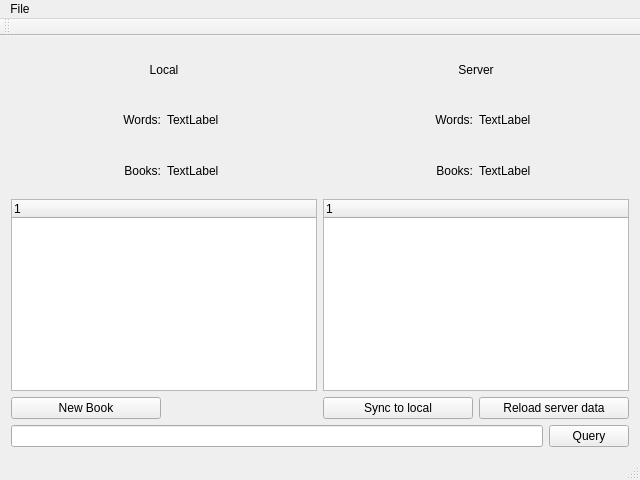
Above: mainwindow.ui from HuangHuafeng/repeat before the change. Below: the same form after it.
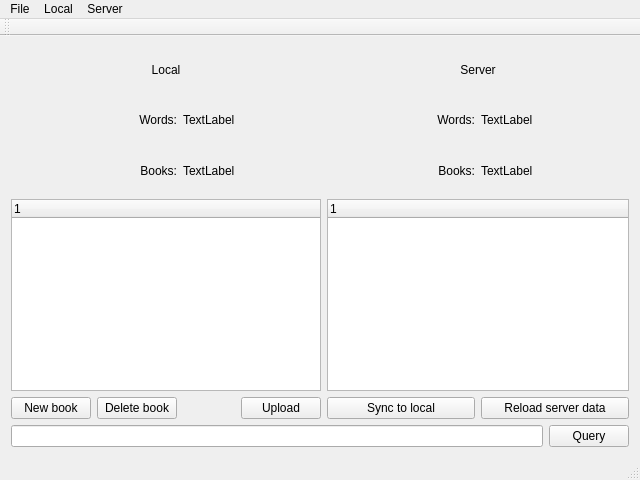
That is the form after the change.

Commit message: delete a local book is OK

```diff
--- a/mainwindow.ui
+++ b/mainwindow.ui
@@ -21,17 +21,7 @@
        <layout class="QVBoxLayout" name="verticalLayout_2">
         <item>
          <layout class="QGridLayout" name="gridLayout">
-          <item row="1" column="0">
-           <widget class="QLabel" name="label_5">
-            <property name="text">
-             <string>Words:</string>
-            </property>
-            <property name="alignment">
-             <set>Qt::AlignRight|Qt::AlignTrailing|Qt::AlignVCenter</set>
-            </property>
-           </widget>
-          </item>
-          <item row="0" column="0" colspan="2">
+          <item row="0" column="0" colspan="4">
            <widget class="QLabel" name="label">
             <property name="text">
              <string>Local</string>
@@ -41,31 +31,7 @@
             </property>
            </widget>
           </item>
-          <item row="2" column="0">
-           <widget class="QLabel" name="label_3">
-            <property name="text">
-             <string>Books:</string>
-            </property>
-            <property name="alignment">
-             <set>Qt::AlignRight|Qt::AlignTrailing|Qt::AlignVCenter</set>
-            </property>
-           </widget>
-          </item>
-          <item row="2" column="1">
-           <widget class="QLabel" name="labelLocalBooks">
-            <property name="text">
-             <string>TextLabel</string>
-            </property>
-           </widget>
-          </item>
-          <item row="1" column="1">
-           <widget class="QLabel" name="labelLocalWords">
-            <property name="text">
-             <string>TextLabel</string>
-            </property>
-           </widget>
-          </item>
-          <item row="3" column="0" colspan="2">
+          <item row="3" column="0" colspan="4">
            <widget class="QTreeWidget" name="twLocalData">
             <property name="sizePolicy">
              <sizepolicy hsizetype="Expanding" vsizetype="Fixed">
@@ -86,7 +52,55 @@
           <item row="4" column="0">
            <widget class="QPushButton" name="pushNewBook">
             <property name="text">
-             <string>New Book</string>
+             <string>New book</string>
+            </property>
+           </widget>
+          </item>
+          <item row="1" column="1">
+           <widget class="QLabel" name="label_5">
+            <property name="text">
+             <string>Words:</string>
+            </property>
+            <property name="alignment">
+             <set>Qt::AlignRight|Qt::AlignTrailing|Qt::AlignVCenter</set>
+            </property>
+           </widget>
+          </item>
+          <item row="2" column="1">
+           <widget class="QLabel" name="label_3">
+            <property name="text">
+             <string>Books:</string>
+            </property>
+            <property name="alignment">
+             <set>Qt::AlignRight|Qt::AlignTrailing|Qt::AlignVCenter</set>
+            </property>
+           </widget>
+          </item>
+          <item row="1" column="2">
+           <widget class="QLabel" name="labelLocalWords">
+            <property name="text">
+             <string>TextLabel</string>
+            </property>
+           </widget>
+          </item>
+          <item row="2" column="2">
+           <widget class="QLabel" name="labelLocalBooks">
+            <property name="text">
+             <string>TextLabel</string>
+            </property>
+           </widget>
+          </item>
+          <item row="4" column="1">
+           <widget class="QPushButton" name="pbDeleteBook">
+            <property name="text">
+             <string>Delete book</string>
+            </property>
+           </widget>
+          </item>
+          <item row="4" column="3">
+           <widget class="QPushButton" name="pbUploadBook">
+            <property name="text">
+             <string>Upload</string>
             </property>
            </widget>
           </item>
@@ -216,7 +230,25 @@
     <addaction name="actionNewBook"/>
     <addaction name="actionPreferences"/>
    </widget>
+   <widget class="QMenu" name="menuLocal">
+    <property name="title">
+     <string>Local</string>
+    </property>
+    <addaction name="actionNewBook"/>
+    <addaction name="actionDeleteLocalBook"/>
+    <addaction name="actionUpload_Book"/>
+   </widget>
+   <widget class="QMenu" name="menuServer">
+    <property name="title">
+     <string>Server</string>
+    </property>
+    <addaction name="actionDeleteServerBook"/>
+    <addaction name="actionReload_data"/>
+    <addaction name="actionSync_To_Local"/>
+   </widget>
    <addaction name="menuFile"/>
+   <addaction name="menuLocal"/>
+   <addaction name="menuServer"/>
   </widget>
   <widget class="QToolBar" name="mainToolBar">
    <attribute name="toolBarArea">
```
Left out of the diff: 40 changed lines with no effect on the pictures. The commit also changes 8 other files.
